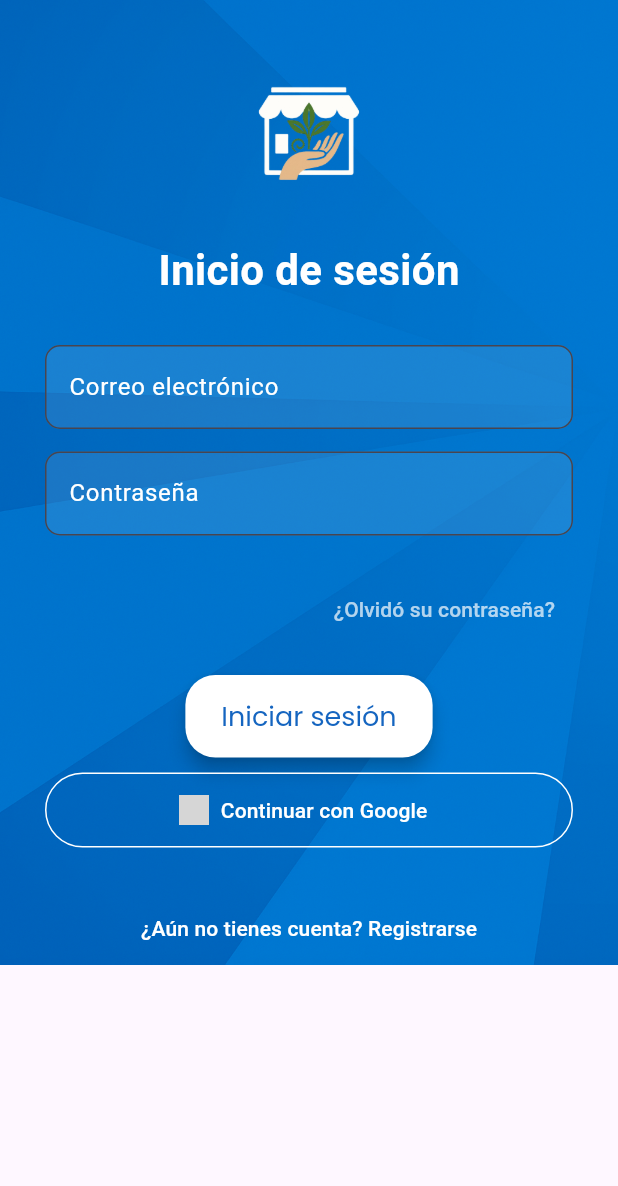
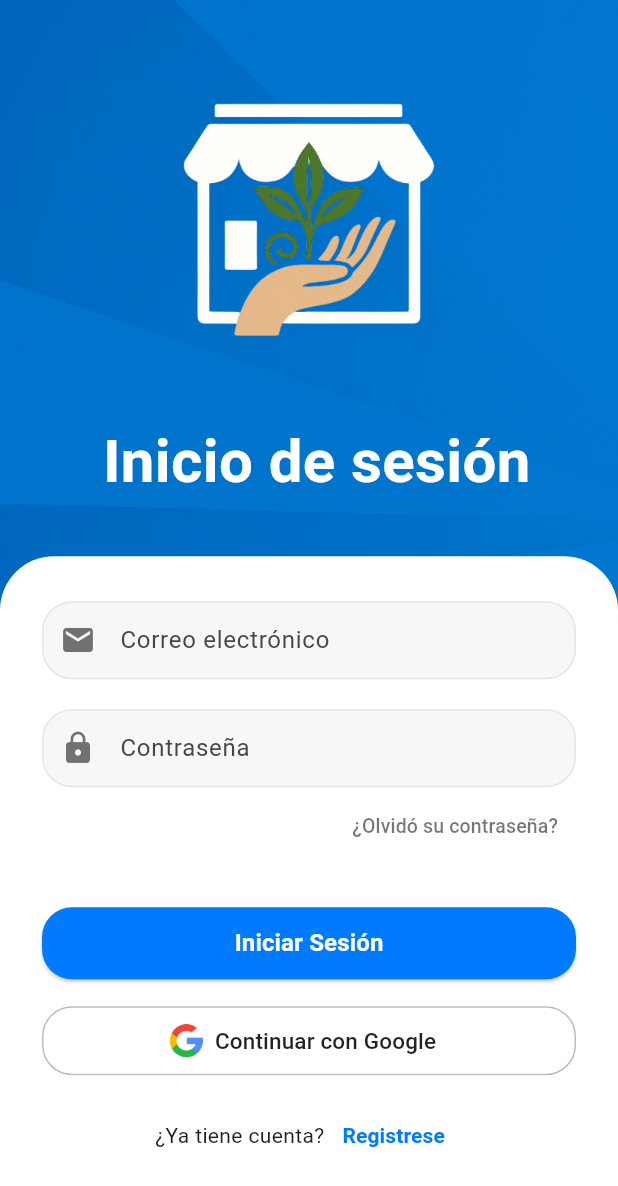
Before and after one commit to AlexRoman18/luumil_app, a Flutter app: the LoginScreen screen opened directly, on a phone screen of 412 x 824 dp. Shown: the top 1186 px of the screen. Run offline on Flutter 3.47's test engine with Material 3 defaults, Android fonts, the phone set to English and light mode, and no system bars; our stand-ins replace google_fonts; grey boxes are pictures that could not be loaded.

Commit message:
Arreglo de la pagina de inicio de sesion

```diff
--- a/lib/screens/home_screen.dart
+++ b/lib/screens/home_screen.dart
@@ -1,4 +1,5 @@
 import 'package:flutter/material.dart';
+import 'package:luumil_app/screens/iniciarsesion_screen.dart';
 import 'package:luumil_app/screens/registro_screen.dart';
 import 'package:luumil_app/widgets/buttons.dart';
 
@@ -31,7 +32,7 @@ class HomeScreen extends StatelessWidget {
                 ),
                 const SizedBox(height: 40),
                 SizedBox(
-                  width: 200,
+                  width: 300, // controla el ancho visible
                   child: Buttons(
                     color: Colors.white,
                     text: 'Iniciar Sesión',
@@ -40,15 +41,15 @@ class HomeScreen extends StatelessWidget {
                       Navigator.push(
                         context,
                         MaterialPageRoute(
-                          builder: (context) => const RegisterScreen(),
+                          builder: (context) => const LoginScreen(),
                         ),
                       );
                     },
                   ),
                 ),
-                const SizedBox(height: 10),
+                const SizedBox(height: 15),
                 SizedBox(
-                  width: 200,
+                  width: 300,
                   child: Buttons(
                     color: Colors.white,
                     text: 'Registrarse',
--- a/lib/screens/iniciarsesion_screen.dart
+++ b/lib/screens/iniciarsesion_screen.dart
@@ -1,5 +1,7 @@
 import 'package:flutter/material.dart';
 import 'package:luumil_app/widgets/iniciarsesion_form.dart';
+import 'package:luumil_app/widgets/login_header.dart';
+
 
 class LoginScreen extends StatelessWidget {
   const LoginScreen({super.key});
@@ -7,33 +9,21 @@ class LoginScreen extends StatelessWidget {
   @override
   Widget build(BuildContext context) {
     return Scaffold(
-      body: Stack(
-        children: [
-          Positioned.fill(
-            child: Image.asset('assets/icons/interfaz.png', fit: BoxFit.cover),
-          ),
-          SafeArea(
-            child: SingleChildScrollView(
-              padding: const EdgeInsets.symmetric(horizontal: 30),
-              child: Column(
-                children: [
-                  const SizedBox(height: 40),
-                  Image.asset('assets/icons/logo.png', width: 100),
-                  const SizedBox(height: 20),
-                  const Text(
-                    'Inicio de sesión',
-                    style: TextStyle(
-                      fontSize: 28,
-                      color: Colors.white,
-                      fontWeight: FontWeight.bold,
-                    ),
-                  ),
-                  const LoginForm(),
-                ],
+      body: SafeArea(
+        child: Stack(
+          children: [
+            // Fondo con imagen
+            Positioned.fill(
+              child: Image.asset(
+                'assets/icons/interfaz.png',
+                fit: BoxFit.cover,
               ),
             ),
-          ),
-        ],
+            // Contenido encima del fondo
+            const LoginHeader(),
+            const LoginForm(),
+          ],
+        ),
       ),
     );
   }
--- a/lib/widgets/buttons.dart
+++ b/lib/widgets/buttons.dart
@@ -7,7 +7,7 @@ class Buttons extends StatelessWidget {
     required this.color,
     required this.text,
     this.onPressed,
-    required this.colorText
+    required this.colorText,
   });
 
   final Color color;
@@ -21,13 +21,14 @@ class Buttons extends StatelessWidget {
       onPressed: onPressed,
       style: ElevatedButton.styleFrom(
         backgroundColor: color,
-        padding: const EdgeInsets.symmetric(horizontal: 24, vertical: 14),
+        minimumSize: const Size(double.infinity, 55), // 👈 ancho ocupa todo, alto 55
         shape: RoundedRectangleBorder(
-          borderRadius: BorderRadius.circular(20),
+          borderRadius: BorderRadius.circular(50),
         ),
         elevation: 5,
         textStyle: GoogleFonts.poppins(
           fontSize: 18,
+          fontWeight: FontWeight.w600,
         ),
       ),
       child: Text(
@@ -37,5 +38,3 @@ class Buttons extends StatelessWidget {
     );
   }
 }
-
-// (){} , () =>
--- a/lib/widgets/custom_text_field.dart
+++ b/lib/widgets/custom_text_field.dart
@@ -24,11 +24,11 @@ class CustomTextField extends StatelessWidget {
         contentPadding:
             const EdgeInsets.symmetric(vertical: 14.0, horizontal: 12.0),
         enabledBorder: OutlineInputBorder(
-          borderRadius: BorderRadius.circular(10),
+          borderRadius: BorderRadius.circular(20),
           borderSide: const BorderSide(color: Color(0xFFE6E6E6)),
         ),
         focusedBorder: OutlineInputBorder(
-          borderRadius: BorderRadius.circular(10),
+          borderRadius: BorderRadius.circular(20),
           borderSide: const BorderSide(color: Color(0xFF007BFF)),
         ),
       ),
--- a/lib/widgets/iniciarsesion_form.dart
+++ b/lib/widgets/iniciarsesion_form.dart
@@ -1,72 +1,132 @@
 import 'package:flutter/material.dart';
-import 'package:luumil_app/widgets/buttons.dart';
+import 'package:luumil_app/widgets/custom_text_field.dart';
 
 class LoginForm extends StatelessWidget {
   const LoginForm({super.key});
 
   @override
   Widget build(BuildContext context) {
-    return Column(
+    return Align(
+      alignment: Alignment.bottomCenter,
+      child: Container(
+        height: MediaQuery.of(context).size.height * 0.55,
+        width: double.infinity,
+        decoration: const BoxDecoration(
+          color: Colors.white,
+          borderRadius: BorderRadius.only(
+            topLeft: Radius.circular(36),
+            topRight: Radius.circular(36),
+          ),
+        ),
+        child: Padding(
+          padding: const EdgeInsets.symmetric(horizontal: 28, vertical: 18),
+          child: SingleChildScrollView(
+            child: Column(
               children: [
-        const SizedBox(height: 30),
-        _buildTextField('Correo electrónico'),
-        _buildTextField('Contraseña', obscure: true),
-        const SizedBox(height: 10),
+                const SizedBox(height: 12),
+
+                const CustomTextField(
+                    hint: 'Correo electrónico', icon: Icons.email),
+                const SizedBox(height: 20),
+                const CustomTextField(
+                    hint: 'Contraseña', icon: Icons.lock, obscure: true),
+
+
+                const SizedBox(height: 2),
+
                 Align(
                   alignment: Alignment.centerRight,
                   child: TextButton(
                     onPressed: () {},
                     child: const Text(
                       '¿Olvidó su contraseña?',
-              style: TextStyle(color: Colors.white70),
+                      style: TextStyle(
+                        color: Colors.black54,
+                        fontSize: 13,
                       ),
                     ),
                   ),
-        const SizedBox(height: 20),
-        Buttons(
-          text: 'Iniciar sesión',
-          color: Colors.white,
-          colorText: Colors.blue.shade800,
+                ),
+
+                const SizedBox(height: 30),
+
+                // Botón principal
+                SizedBox(
+                  width: double.infinity,
+                  height: 48,
+                  child: ElevatedButton(
                     onPressed: () {},
-        ),
-        const SizedBox(height: 10),
-        OutlinedButton.icon(
-          onPressed: () {},
-          icon: Image.asset('assets/icons/google.png', width: 20),
-          label: const Text('Continuar con Google'),
-          style: OutlinedButton.styleFrom(
-            foregroundColor: Colors.white,
-            side: const BorderSide(color: Colors.white),
-            minimumSize: const Size(double.infinity, 50),
+                    style: ElevatedButton.styleFrom(
+                      backgroundColor: const Color(0xFF007BFF),
+                      shape: RoundedRectangleBorder(
+                        borderRadius: BorderRadius.circular(20),
                       ),
                     ),
-        const SizedBox(height: 30),
+                    child: const Text(
+                      'Iniciar Sesión',
+                      style: TextStyle(
+                        fontSize: 16,
+                        fontWeight: FontWeight.bold,
+                        color: Colors.white,
+                      ),
+                    ),
+                  ),
+                ),
+
+                const SizedBox(height: 18),
+
+                // Botón Google
+                SizedBox(
+                  width: double.infinity,
+                  height: 46,
+                  child: OutlinedButton.icon(
+                    onPressed: () {},
+                    icon: Image.asset(
+                      'assets/icons/buscar.png',
+                      width: 22,
+                      height: 22,
+                    ),
+                    label: const Text(
+                      'Continuar con Google',
+                      style: TextStyle(fontSize: 15),
+                    ),
+                    style: OutlinedButton.styleFrom(
+                      side: const BorderSide(color: Colors.black26),
+                      shape: RoundedRectangleBorder(
+                        borderRadius: BorderRadius.circular(20),
+                      ),
+                      foregroundColor: Colors.black87,
+                      backgroundColor: Colors.white,
+                    ),
+                  ),
+                ),
+
+                const SizedBox(height: 16),
+
+                // Texto de inicio de sesión
+                Row(
+                  mainAxisAlignment: MainAxisAlignment.center,
+                  children: [
+                    const Text('¿Ya tiene cuenta?',
+                        style: TextStyle(fontSize: 14)),
                     TextButton(
                       onPressed: () {
-            Navigator.pushNamed(context, '/register');
+                        // Aquí navegas al login
                       },
                       child: const Text(
-            '¿Aún no tienes cuenta? Registrarse',
-            style: TextStyle(color: Colors.white),
+                        'Registrese',
+                        style: TextStyle(
+                          color: Color(0xFF007BFF),
+                          fontWeight: FontWeight.bold,
                         ),
                       ),
+                    )
                   ],
-    );
-  }
-
-  Widget _buildTextField(String label, {bool obscure = false}) {
-    return Padding(
-      padding: const EdgeInsets.only(bottom: 15),
-      child: TextField(
-        obscureText: obscure,
-        decoration: InputDecoration(
-          labelText: label,
-          labelStyle: const TextStyle(color: Colors.white),
-          filled: true,
-          fillColor: Colors.white.withOpacity(0.1),
-          border: OutlineInputBorder(borderRadius: BorderRadius.circular(10)),
                 ),
-        style: const TextStyle(color: Colors.white),
+              ],
+            ),
+          ),
+        ),
       ),
     );
   }
--- /dev/null
+++ b/lib/widgets/login_header.dart
@@ -0,0 +1,34 @@
+import 'package:flutter/material.dart';
+
+class LoginHeader extends StatelessWidget {
+  const LoginHeader({super.key});
+
+  @override
+  Widget build(BuildContext context) {
+    return Align(
+      alignment: Alignment.topCenter,
+      child: Padding(
+        padding: const EdgeInsets.only(top: 24.0),
+        child: Column(
+          mainAxisSize: MainAxisSize.min,
+          children: [
+            Image.asset(
+              'assets/icons/logo.png',
+              width: 250,
+              height: 250,
+            ),
+            const SizedBox(height: 5),
+            const Text(
+              ' Inicio de sesión',
+              style: TextStyle(
+                color: Colors.white,
+                fontSize: 40,
+                fontWeight: FontWeight.bold,
+              ),
+            ),
+          ],
+        ),
+      ),
+    );
+  }
+}
--- a/lib/widgets/register_forms.dart
+++ b/lib/widgets/register_forms.dart
@@ -74,7 +74,7 @@ class RegisterForm extends StatelessWidget {
                   ),
                 ),
 
-                const SizedBox(height: 14),
+                const SizedBox(height: 20),
 
                 // Botón Google
                 SizedBox(
@@ -94,7 +94,7 @@ class RegisterForm extends StatelessWidget {
                     style: OutlinedButton.styleFrom(
                       side: const BorderSide(color: Colors.black26),
                       shape: RoundedRectangleBorder(
-                        borderRadius: BorderRadius.circular(10),
+                        borderRadius: BorderRadius.circular(20),
                       ),
                       foregroundColor: Colors.black87,
                       backgroundColor: Colors.white,
```
Also changed, not shown: pubspec.lock. Lines whose indentation alone changed are shown as unchanged.
